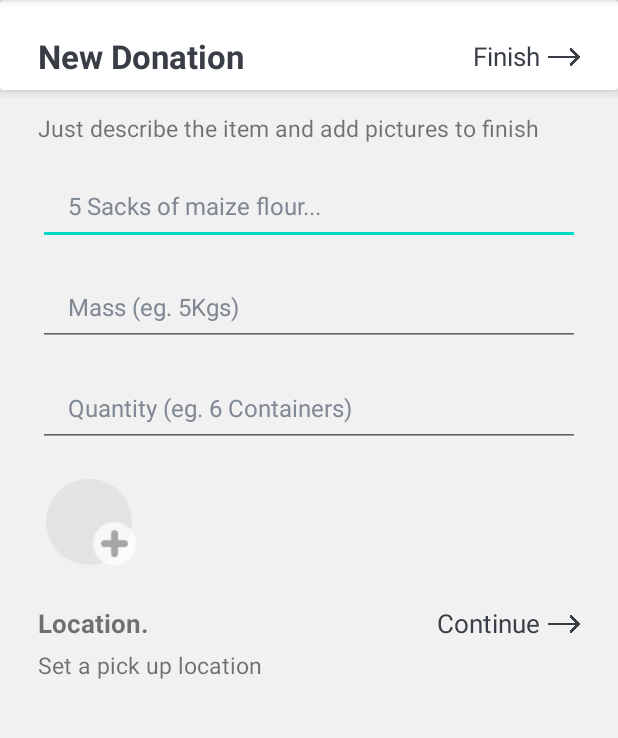
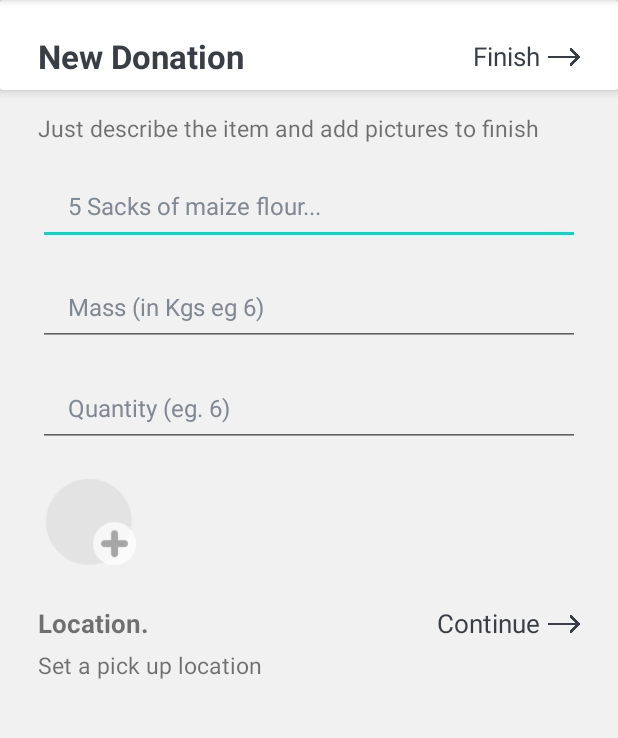
Before and after one commit to bryonyoni/DonorHub, an Android app: the fragment NewDonation shown on its own in the app's theme, on a phone screen of 412 x 824 dp, the part 84-822 px from its top. Run offline under Robolectric (Android 15) with nearby library versions, the phone set to English and light mode, and no system bars; our stand-ins replace Firebase (no records; nobody signed in at launch, a user with empty details on screens opened directly).

```diff
--- a/app/src/main/java/com/bry/donorhub/Activities/MainActivity.kt
+++ b/app/src/main/java/com/bry/donorhub/Activities/MainActivity.kt
@@ -877,7 +877,7 @@ class MainActivity : AppCompatActivity(),
         don.organisation_id = organisation.org_id
         don.location = location
         don.quantity = quantity
-        don.mass = mass
+        don.mass = "$mass Kg"
 
         for(image in images){
             val id = db.collection("gucci").document().id
@@ -929,7 +929,7 @@ class MainActivity : AppCompatActivity(),
                 "time_of_creation" to time,
                 "org_id" to ref.id,
                 "uploader" to uid,
-                "location" to Gson().toJson(location),
+                "location" to Gson().toJson(LatLng(0.0,0.0)),
                 "batch" to "",
                 "signature" to sig_string,
                 "uploader_pub_key" to myPubKeyString
--- a/app/src/main/res/layout/fragment_new_donation.xml
+++ b/app/src/main/res/layout/fragment_new_donation.xml
@@ -107,31 +107,31 @@
 
             <EditText
                 android:id="@+id/mass_editText"
-                android:layout_marginTop="20dp"
                 android:layout_width="match_parent"
                 android:layout_height="wrap_content"
-                android:textSize="16sp"
+                android:layout_marginTop="20dp"
+                android:ems="10"
+                android:hint="Mass (in Kgs eg 6)"
+                android:inputType="number"
                 android:paddingLeft="20dp"
                 android:paddingRight="20dp"
+                android:paddingBottom="15dp"
                 android:textColorHint="@color/hint_color"
-                android:paddingBottom="15dp"
-                android:ems="10"
-                android:inputType="text"
-                android:hint="Mass (eg. 5Kgs)" />
+                android:textSize="16sp" />
 
             <EditText
                 android:id="@+id/quantity_editText"
-                android:layout_marginTop="20dp"
                 android:layout_width="match_parent"
                 android:layout_height="wrap_content"
-                android:textSize="16sp"
+                android:layout_marginTop="20dp"
+                android:ems="10"
+                android:hint="Quantity (eg. 6)"
+                android:inputType="number"
                 android:paddingLeft="20dp"
                 android:paddingRight="20dp"
+                android:paddingBottom="15dp"
                 android:textColorHint="@color/hint_color"
-                android:paddingBottom="15dp"
-                android:ems="10"
-                android:inputType="text"
-                android:hint="Quantity (eg. 6 Containers)" />
+                android:textSize="16sp" />
 
             <LinearLayout
                 android:layout_width="match_parent"
```
